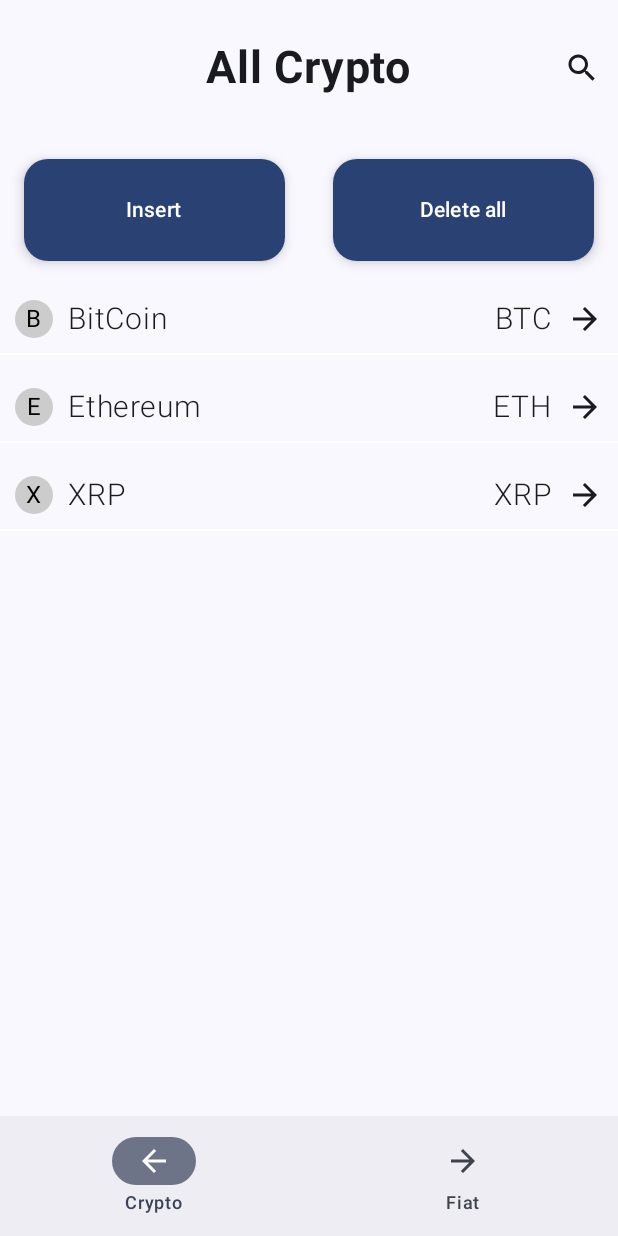
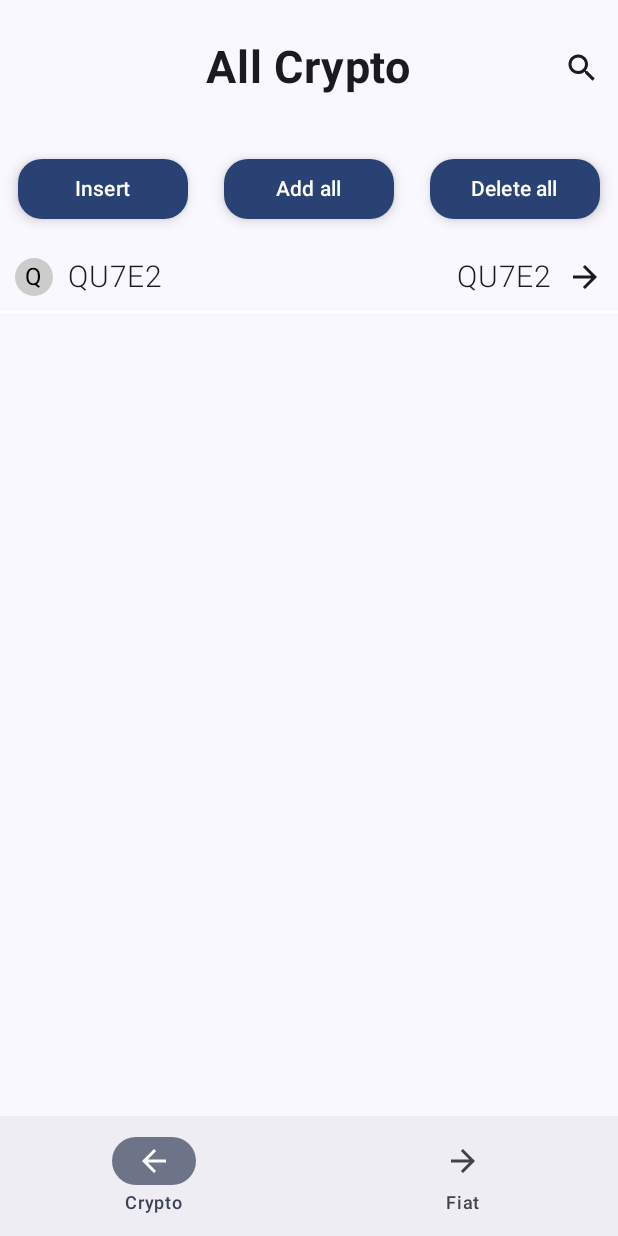
Before and after one commit to ChienChiaChen/CurrencyListDemo, an Android app built with Jetpack Compose: the screen it shows after launch (MainActivity), after a tap on "Insert", on a phone screen of 412 x 824 dp. Run offline under Robolectric (Android 15) with nearby library versions, the phone set to English and light mode, and no system bars; our stand-ins replace Room's generated code.

Commit message:
Complete operations(insert/insert mock data/delete all).

```diff
--- a/app/src/main/java/com/example/currencylistdemo/data/entity/Crypto.kt
+++ b/app/src/main/java/com/example/currencylistdemo/data/entity/Crypto.kt
@@ -19,4 +19,12 @@ data class Crypto(
 
     @ColumnInfo(name = "created")
     val created: Long = DateTimeUtil.now(),
-)
+) {
+    companion object {
+        val mockList = listOf(
+            Crypto(id = "BTC", name = "BitCoin", symbol = "BTC"),
+            Crypto(id = "ETH", name = "Ethereum", symbol = "ETH"),
+            Crypto(id = "XRP", name = "XRP", symbol = "XRP"),
+        )
+    }
+}
--- a/app/src/main/java/com/example/currencylistdemo/data/local/CryptoDao.kt
+++ b/app/src/main/java/com/example/currencylistdemo/data/local/CryptoDao.kt
@@ -11,8 +11,11 @@ interface CryptoDao {
     @Insert(onConflict = OnConflictStrategy.REPLACE)
     suspend fun insert(entity: Crypto): Long
 
-    @Query("SELECT * FROM Crypto")
+    @Query("SELECT * FROM Crypto ORDER BY created DESC")
     suspend fun getAllCurrencies(): List<Crypto>
+
+    @Insert(onConflict = OnConflictStrategy.REPLACE)
+    fun insertAllMockCryptos(cryptos: List<Crypto>)
 
     @Query("DELETE FROM Crypto")
     suspend fun clearAll(): Int
--- a/app/src/main/java/com/example/currencylistdemo/data/repository/CryptoRepositoryImpl.kt
+++ b/app/src/main/java/com/example/currencylistdemo/data/repository/CryptoRepositoryImpl.kt
@@ -3,27 +3,22 @@ package com.example.currencylistdemo.data.repository
 import com.example.currencylistdemo.data.entity.Crypto
 import com.example.currencylistdemo.data.local.CryptoDao
 import com.example.currencylistdemo.domain.repository.CryptoRepository
-import kotlinx.coroutines.flow.Flow
-import kotlinx.coroutines.flow.flow
 
 class CryptoRepositoryImpl(
     private val cryptoDao: CryptoDao
 ) : CryptoRepository {
+
+    override suspend fun insertAllMockCryptos(cryptos: List<Crypto>) {
+        cryptoDao.insertAllMockCryptos(cryptos)
+    }
+
     override suspend fun insertCrypto(crypto: Crypto) {
         cryptoDao.insert(crypto)
     }
 
-    override suspend fun getCryptos(): Flow<List<Crypto>> = flow {
-        emit(mockCryptoList)
-    }
+    override suspend fun getCryptos(): List<Crypto> = cryptoDao.getAllCurrencies()
 
     override suspend fun deleteAllCryptos() {
         cryptoDao.clearAll()
     }
 }
-
-val mockCryptoList = listOf(
-    Crypto(id = "BTC", name = "BitCoin", symbol = "BTC"),
-    Crypto(id = "ETH", name = "Ethereum", symbol = "ETH"),
-    Crypto(id = "XRP", name = "XRP", symbol = "XRP"),
-)
--- a/app/src/main/java/com/example/currencylistdemo/domain/repository/CryptoRepository.kt
+++ b/app/src/main/java/com/example/currencylistdemo/domain/repository/CryptoRepository.kt
@@ -1,11 +1,11 @@
 package com.example.currencylistdemo.domain.repository
 
 import com.example.currencylistdemo.data.entity.Crypto
-import kotlinx.coroutines.flow.Flow
 
 interface CryptoRepository {
 
     suspend fun insertCrypto(crypto: Crypto)
-    suspend fun getCryptos(): Flow<List<Crypto>>
+    suspend fun getCryptos(): List<Crypto>
     suspend fun deleteAllCryptos()
+    suspend fun insertAllMockCryptos(cryptos: List<Crypto>)
 }
--- a/app/src/main/java/com/example/currencylistdemo/ui/crypto/CryptoListScreen.kt
+++ b/app/src/main/java/com/example/currencylistdemo/ui/crypto/CryptoListScreen.kt
@@ -75,6 +75,7 @@ fun CryptoListScreen(viewModel: CryptoListViewViewModel = koinViewModel()) {
             }
 
             if (state.cryptos.isEmpty()) {
+                if (state.searchText.isNotEmpty())// In search state
                     Icon(
                         imageVector = Icons.Filled.Warning,
                         contentDescription = "no results",
@@ -83,10 +84,18 @@ fun CryptoListScreen(viewModel: CryptoListViewViewModel = koinViewModel()) {
                             .size(200.dp)
                             .align(CenterHorizontally)
                     )
+                else { // Init state
+                    CryptoOperation(
+                        add = viewModel::addNewCrypto,
+                        addAll = viewModel::addAllCryptos,
+                        deleteAll = viewModel::deleteAllCryptos
+                    )
+                }
             } else {
-                if (state.searchText.isBlank()) {
+                if (state.searchText.isBlank()) { // hide it up when user is searching.
                     CryptoOperation(
-                        add = viewModel::addCrypto,
+                        add = viewModel::addNewCrypto,
+                        addAll = viewModel::addAllCryptos,
                         deleteAll = viewModel::deleteAllCryptos
                     )
                 }
--- a/app/src/main/java/com/example/currencylistdemo/ui/crypto/CryptoListSearch.kt
+++ b/app/src/main/java/com/example/currencylistdemo/ui/crypto/CryptoListSearch.kt
@@ -10,8 +10,6 @@ class CryptoListSearch {
         }
         return cryptos.filter { crypto ->
             crypto.symbol.startsWith(prefix = query, ignoreCase = true)
-        }.sortedBy {
-            it.created
         }
     }
 }
--- a/app/src/main/java/com/example/currencylistdemo/ui/crypto/CryptoListViewViewModel.kt
+++ b/app/src/main/java/com/example/currencylistdemo/ui/crypto/CryptoListViewViewModel.kt
@@ -5,9 +5,9 @@ import androidx.lifecycle.ViewModel
 import androidx.lifecycle.viewModelScope
 import com.example.currencylistdemo.data.entity.Crypto
 import com.example.currencylistdemo.domain.repository.CryptoRepository
+import kotlinx.coroutines.Dispatchers
 import kotlinx.coroutines.flow.SharingStarted
 import kotlinx.coroutines.flow.combine
-import kotlinx.coroutines.flow.first
 import kotlinx.coroutines.flow.stateIn
 import kotlinx.coroutines.launch
 
@@ -34,7 +34,7 @@ class CryptoListViewViewModel(
 
     fun loadCryptos() {
         viewModelScope.launch {
-            savedStateHandle["cryptos"] = cryptoRepository.getCryptos().first()
+            savedStateHandle["cryptos"] = cryptoRepository.getCryptos()
         }
     }
 
@@ -50,14 +50,31 @@ class CryptoListViewViewModel(
     }
 
     fun deleteAllCryptos() {
-        viewModelScope.launch {
+        viewModelScope.launch(Dispatchers.IO) {
             cryptoRepository.deleteAllCryptos()
+            loadCryptos()
         }
     }
 
-    fun addCrypto() {
-        viewModelScope.launch {
-            // TODO: jason
+    fun addNewCrypto() {
+        viewModelScope.launch(Dispatchers.IO) {
+            val newCoin = generateRandomString()
+            cryptoRepository.insertCrypto(Crypto(id = newCoin, name = newCoin, symbol = newCoin))
+            loadCryptos()
         }
     }
+
+    fun addAllCryptos() {
+        viewModelScope.launch(Dispatchers.IO) {
+            cryptoRepository.insertAllMockCryptos(Crypto.Companion.mockList)
+            loadCryptos()
+        }
+    }
+
+    private fun generateRandomString(): String {
+        val allowedChars = ('A'..'Z') + ('0'..'9')
+        return (1..5)
+            .map { allowedChars.random() }
+            .joinToString("")
+    }
 }
--- a/app/src/main/java/com/example/currencylistdemo/ui/crypto/CryptoOperation.kt
+++ b/app/src/main/java/com/example/currencylistdemo/ui/crypto/CryptoOperation.kt
@@ -13,29 +13,42 @@ import androidx.compose.ui.unit.dp
 
 @Composable
 fun CryptoOperation(
-    add:()->Unit,
-    deleteAll:()->Unit,
+    add: () -> Unit,
+    addAll: () -> Unit,
+    deleteAll: () -> Unit,
 ) {
     Row(modifier = Modifier.fillMaxWidth()) {
         Button(
             modifier = Modifier
-                .padding(16.dp)
+                .padding(12.dp)
                 .weight(1f),
             elevation = ButtonDefaults.elevatedButtonElevation(5.dp),
             shape = RoundedCornerShape(16.dp),
             onClick = { add.invoke() }
         ) {
-            Text(text = "Insert", modifier = Modifier.padding(16.dp))
+            Text(text = "Insert")
         }
+
         Button(
             modifier = Modifier
-                .padding(16.dp)
+                .padding(12.dp)
+                .weight(1f),
+            elevation = ButtonDefaults.elevatedButtonElevation(5.dp),
+            shape = RoundedCornerShape(16.dp),
+            onClick = { addAll.invoke() }
+        ) {
+            Text(text = "Add all")
+        }
+
+        Button(
+            modifier = Modifier
+                .padding(12.dp)
                 .weight(1f),
             elevation = ButtonDefaults.elevatedButtonElevation(5.dp),
             shape = RoundedCornerShape(16.dp),
             onClick = { deleteAll.invoke() }
         ) {
-            Text(text = "Delete all", modifier = Modifier.padding(16.dp))
+            Text(text = "Delete all")
         }
     }
 }
```
Lines whose indentation alone changed are shown as unchanged.
